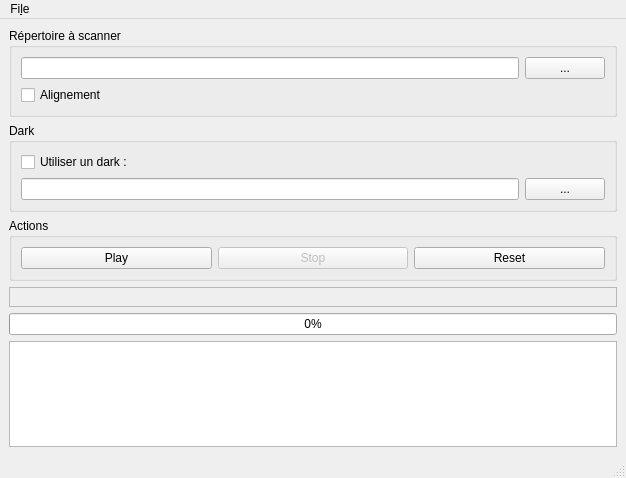
gehelem/als, file alsui.ui: the form before one commit.
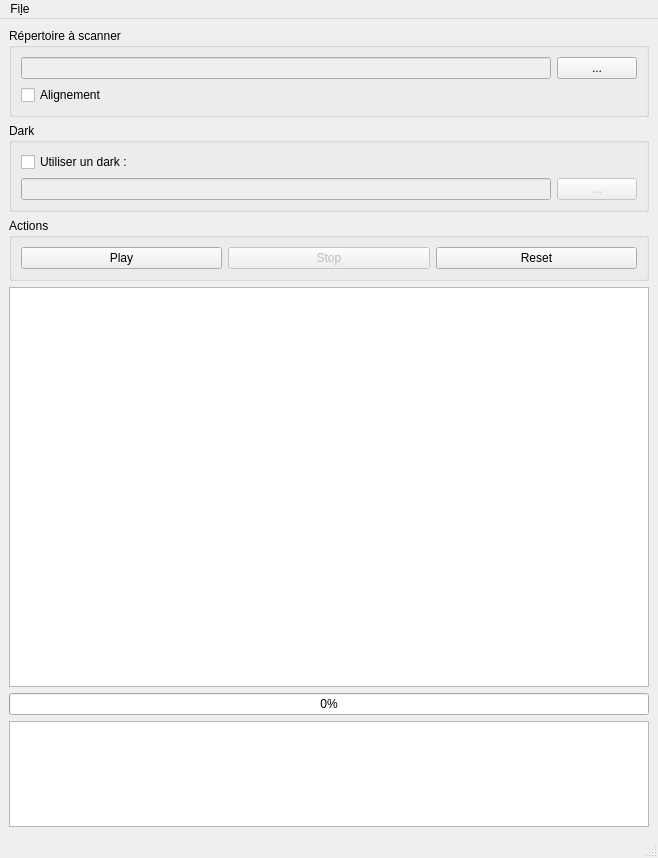
The form after the commit.

What changed in the file:
```diff
--- a/alsui.ui
+++ b/alsui.ui
@@ -6,8 +6,8 @@
    <rect>
     <x>0</x>
     <y>0</y>
-    <width>626</width>
-    <height>478</height>
+    <width>658</width>
+    <height>858</height>
    </rect>
   </property>
   <property name="windowTitle">
@@ -24,7 +24,11 @@
        <item>
         <layout class="QGridLayout" name="gridLayout_2">
          <item row="0" column="1">
-          <widget class="QLineEdit" name="tFolder"/>
+          <widget class="QLineEdit" name="tFolder">
+           <property name="enabled">
+            <bool>false</bool>
+           </property>
+          </widget>
          </item>
          <item row="0" column="2">
           <widget class="QPushButton" name="bBrowseFolder">
@@ -54,10 +58,17 @@
        <item>
         <layout class="QGridLayout" name="gridLayout_3">
          <item row="1" column="0">
-          <widget class="QLineEdit" name="tDark"/>
+          <widget class="QLineEdit" name="tDark">
+           <property name="enabled">
+            <bool>false</bool>
+           </property>
+          </widget>
          </item>
          <item row="1" column="1">
           <widget class="QPushButton" name="bBrowseDark">
+           <property name="enabled">
+            <bool>false</bool>
+           </property>
            <property name="text">
             <string>...</string>
            </property>
@@ -82,25 +93,25 @@
       </property>
       <layout class="QVBoxLayout" name="verticalLayout_4">
        <item>
-        <layout class="QGridLayout" name="gridLayout_4">
-         <item row="0" column="1">
-          <widget class="QPushButton" name="pbStop">
-           <property name="enabled">
-            <bool>false</bool>
-           </property>
-           <property name="text">
-            <string>Stop</string>
-           </property>
-          </widget>
-         </item>
-         <item row="0" column="0">
+        <layout class="QHBoxLayout" name="horizontalLayout">
+         <item>
           <widget class="QPushButton" name="pbPlay">
            <property name="text">
             <string>Play</string>
            </property>
           </widget>
          </item>
-         <item row="0" column="2">
+         <item>
+          <widget class="QPushButton" name="pbStop">
+           <property name="enabled">
+            <bool>false</bool>
+           </property>
+           <property name="text">
+            <string>Stop</string>
+           </property>
+          </widget>
+         </item>
+         <item>
           <widget class="QPushButton" name="pbReset">
            <property name="text">
             <string>Reset</string>
@@ -113,17 +124,13 @@
      </widget>
     </item>
     <item>
-     <widget class="QFrame" name="frame">
-      <property name="enabled">
-       <bool>false</bool>
+     <widget class="QGraphicsView" name="image_scene">
+      <property name="minimumSize">
+       <size>
+        <width>640</width>
+        <height>400</height>
+       </size>
       </property>
-      <property name="frameShape">
-       <enum>QFrame::StyledPanel</enum>
-      </property>
-      <property name="frameShadow">
-       <enum>QFrame::Raised</enum>
-      </property>
-      <layout class="QVBoxLayout" name="verticalLayout_5"/>
      </widget>
     </item>
     <item>
@@ -134,7 +141,7 @@
      </widget>
     </item>
     <item>
-     <widget class="QTextEdit" name="log"/>
+     <widget class="QTextBrowser" name="log"/>
     </item>
    </layout>
   </widget>
@@ -143,7 +150,7 @@
     <rect>
      <x>0</x>
      <y>0</y>
-     <width>626</width>
+     <width>658</width>
      <height>22</height>
     </rect>
    </property>
```
Left out of the diff: 38 changed lines with no effect on the pictures.
